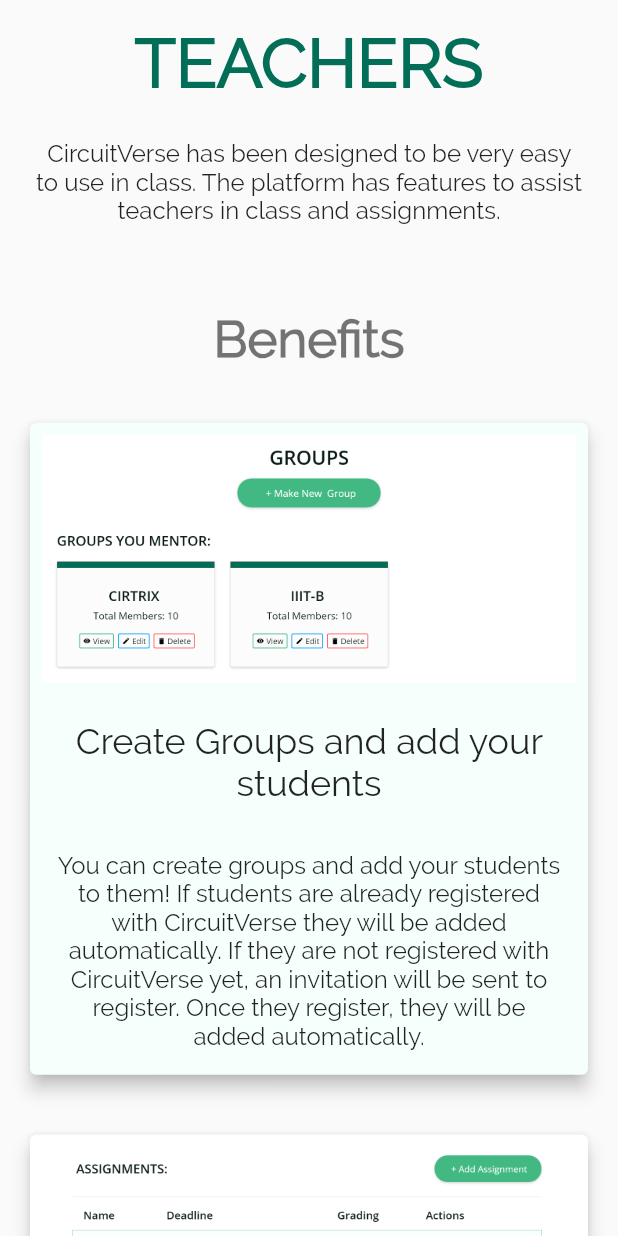
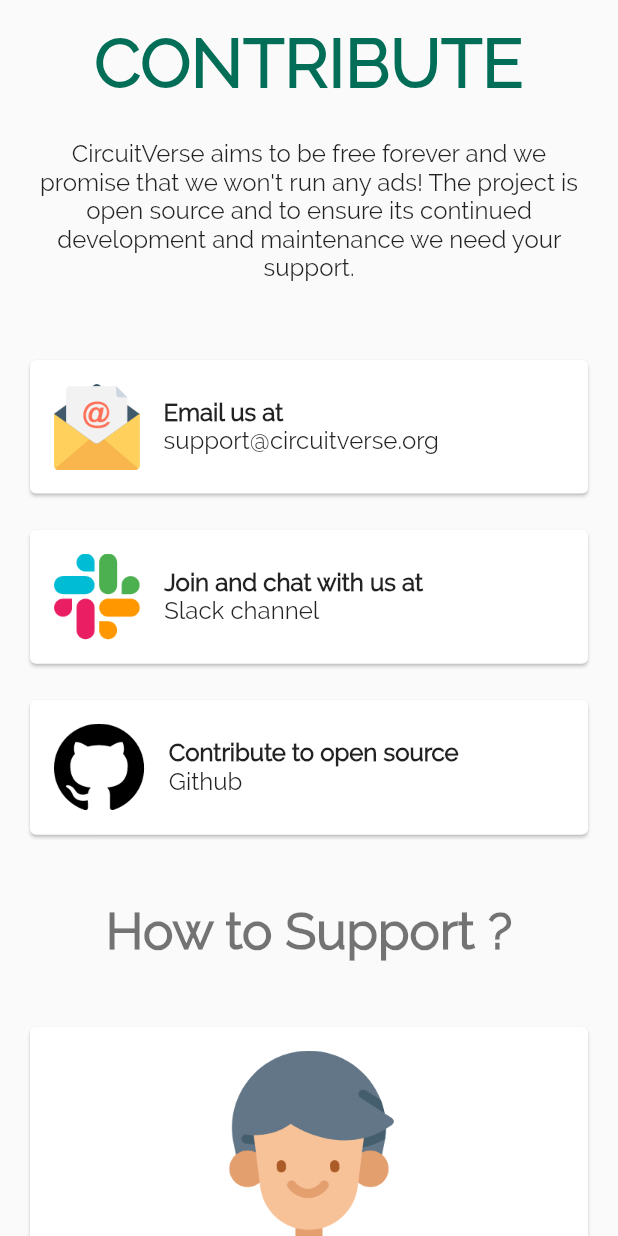
Before and after one commit to Nitish145/CV-Task, a Flutter app: the screen it shows after launch, on a phone screen of 412 x 824 dp. Run offline on Flutter 3.47's test engine with Material 2 defaults, Android fonts, the phone set to English and light mode, and no system bars; our stand-ins replace shared_preferences, timeago, transparent_image.

Commit message:
Adds Contribute page

```diff
--- /dev/null
+++ b/lib/components/contribute_card_donate.dart
@@ -0,0 +1,70 @@
+import 'package:flutter/material.dart';
+import 'package:url_launcher/url_launcher.dart';
+
+class ContributeCardDonate extends StatelessWidget {
+  final String logoPath;
+  final String header;
+  final String url;
+
+  const ContributeCardDonate({
+    Key key,
+    this.logoPath,
+    this.header,
+    this.url,
+  }) : super(key: key);
+
+  _launchURL(String url) async {
+    if (await canLaunch(url)) {
+      await launch(url);
+    } else {
+      throw 'Could not launch $url';
+    }
+  }
+
+  @override
+  Widget build(BuildContext context) {
+    return Padding(
+      padding: const EdgeInsets.symmetric(vertical: 32, horizontal: 8),
+      child: Column(
+        children: <Widget>[
+          Padding(
+            padding: const EdgeInsets.all(16.0),
+            child: Text(
+              header,
+              style: Theme.of(context).textTheme.headline,
+            ),
+          ),
+          GestureDetector(
+            onTap: () async {
+              await _launchURL(url);
+            },
+            child: Container(
+              decoration: BoxDecoration(
+                  border: Border.all(color: Colors.black, width: 2),
+                  borderRadius: BorderRadius.all(Radius.circular(8)),
+                  color: Colors.white,
+                  boxShadow: [
+                    BoxShadow(
+                      color: Colors.grey,
+                      blurRadius: 2.0,
+                      offset:
+                          Offset(2.0, 2.0), // shadow direction: bottom right
+                    )
+                  ]),
+              child: Padding(
+                padding: const EdgeInsets.symmetric(horizontal: 8.0),
+                child: ClipRRect(
+                  borderRadius: BorderRadius.all(Radius.circular(8)),
+                  child: Image.asset(
+                    logoPath,
+                    width: MediaQuery.of(context).size.width / 2,
+                  ),
+                ),
+              ),
+            ),
+          ),
+        ],
+      ),
+    );
+  }
+}
--- /dev/null
+++ b/lib/components/contribute_card_social.dart
@@ -0,0 +1,72 @@
+import 'package:flutter/material.dart';
+import 'package:url_launcher/url_launcher.dart';
+
+class ContributeCardSocial extends StatelessWidget {
+  final String imagePath;
+  final String cardHead;
+  final String cardDescription;
+  final String url;
+
+  const ContributeCardSocial({
+    Key key,
+    this.imagePath,
+    this.cardHead,
+    this.cardDescription,
+    this.url,
+  }) : super(key: key);
+
+  _launchURL(String url) async {
+    if (await canLaunch(url)) {
+      await launch(url);
+    } else {
+      throw 'Could not launch $url';
+    }
+  }
+
+  @override
+  Widget build(BuildContext context) {
+    return GestureDetector(
+      onTap: () async {
+        await _launchURL(url);
+      },
+      child: Padding(
+        padding: const EdgeInsets.symmetric(horizontal: 16, vertical: 8),
+        child: Card(
+          child: Padding(
+            padding: const EdgeInsets.all(8.0),
+            child: Row(
+              children: <Widget>[
+                Padding(
+                  padding: const EdgeInsets.all(8.0),
+                  child: Image.asset(
+                    imagePath,
+                    scale: 2,
+                  ),
+                ),
+                Padding(
+                  padding: const EdgeInsets.all(8.0),
+                  child: Column(
+                    crossAxisAlignment: CrossAxisAlignment.start,
+                    children: <Widget>[
+                      Text(
+                        cardHead,
+                        style: Theme.of(context)
+                            .textTheme
+                            .subhead
+                            .copyWith(fontWeight: FontWeight.bold),
+                      ),
+                      Text(
+                        cardDescription,
+                        style: Theme.of(context).textTheme.subhead,
+                      ),
+                    ],
+                  ),
+                )
+              ],
+            ),
+          ),
+        ),
+      ),
+    );
+  }
+}
--- /dev/null
+++ b/lib/components/contribute_card_support.dart
@@ -0,0 +1,57 @@
+import 'package:flutter/material.dart';
+
+class ContributeCardSupport extends StatelessWidget {
+  final String imagePath;
+  final String cardHead;
+  final List<String> cardDescriptionList;
+
+  const ContributeCardSupport({
+    Key key,
+    this.imagePath,
+    this.cardHead,
+    this.cardDescriptionList,
+  }) : super(key: key);
+
+  @override
+  Widget build(BuildContext context) {
+    return Padding(
+      padding: const EdgeInsets.symmetric(horizontal: 16, vertical: 8),
+      child: Card(
+        child: Padding(
+          padding: const EdgeInsets.all(8.0),
+          child: Column(
+            children: <Widget>[
+              Padding(
+                padding: const EdgeInsets.all(8.0),
+                child: Image.asset(
+                  imagePath,
+                  scale: 2,
+                ),
+              ),
+              Padding(
+                padding: const EdgeInsets.all(8.0),
+                child: Text(
+                  cardHead,
+                  style: Theme.of(context)
+                      .textTheme
+                      .headline
+                      .copyWith(fontWeight: FontWeight.bold),
+                ),
+              ),
+              Padding(
+                padding:
+                    const EdgeInsets.symmetric(horizontal: 16, vertical: 8),
+                child: Text(
+                  cardDescriptionList
+                      .map((x) => "\u2022 $x\n")
+                      .reduce((x, y) => "$x$y"),
+                  style: Theme.of(context).textTheme.subhead,
+                ),
+              )
+            ],
+          ),
+        ),
+      ),
+    );
+  }
+}
--- /dev/null
+++ b/lib/contributors_page.dart
@@ -0,0 +1,123 @@
+import 'package:cv_projects_task/components/contribute_card_donate.dart';
+import 'package:cv_projects_task/components/contribute_card_social.dart';
+import 'package:cv_projects_task/components/contribute_card_support.dart';
+import 'package:flutter/material.dart';
+
+class ContributorsPage extends StatefulWidget {
+  @override
+  _ContributorsPageState createState() => _ContributorsPageState();
+}
+
+class _ContributorsPageState extends State<ContributorsPage> {
+  Widget getHeader() {
+    return Padding(
+      padding: const EdgeInsets.all(16.0),
+      child: Center(
+        child: Column(
+          children: <Widget>[
+            Text(
+              "CONTRIBUTE",
+              style: Theme.of(context).textTheme.display2.copyWith(
+                    fontWeight: FontWeight.bold,
+                    color: Theme.of(context).primaryColorDark,
+                  ),
+              textAlign: TextAlign.center,
+            ),
+            Padding(
+              padding: const EdgeInsets.symmetric(horizontal: 8, vertical: 24),
+              child: Text(
+                "CircuitVerse aims to be free forever and we promise that we won't run any ads! The project is open source and to ensure its continued development and maintenance we need your support.",
+                style: Theme.of(context).textTheme.subhead,
+                textAlign: TextAlign.center,
+              ),
+            ),
+          ],
+        ),
+      ),
+    );
+  }
+
+  Widget getSupportHeader() {
+    return Padding(
+      padding: const EdgeInsets.symmetric(horizontal: 8, vertical: 32),
+      child: Text(
+        "How to Support ?",
+        style: Theme.of(context)
+            .textTheme
+            .display1
+            .copyWith(fontWeight: FontWeight.bold),
+        textAlign: TextAlign.center,
+      ),
+    );
+  }
+
+  @override
+  Widget build(BuildContext context) {
+    return Scaffold(
+      body: SingleChildScrollView(
+        child: Column(
+          children: <Widget>[
+            getHeader(),
+            ContributeCardSocial(
+              imagePath: "assets/images/contribute/email.png",
+              cardHead: "Email us at",
+              cardDescription: "support@circuitverse.org",
+              url: "mailto:support@circuitverse.org",
+            ),
+            ContributeCardSocial(
+              imagePath: "assets/images/contribute/slack.png",
+              cardHead: "Join and chat with us at",
+              cardDescription: "Slack channel",
+              url:
+                  "https://join.slack.com/t/circuitverse-team/shared_invite/enQtNjc4MzcyNDE5OTA3LTdjYTM5NjFiZWZlZGI2MmU1MmYzYzczNmZlZDg5MjYxYmQ4ODRjMjQxM2UyMWI5ODUzODQzMDU2ZDEzNjI4NmE",
+            ),
+            ContributeCardSocial(
+              imagePath: "assets/images/contribute/github.png",
+              cardHead: "Contribute to open source",
+              cardDescription: "Github",
+              url: "https://github.com/CircuitVerse",
+            ),
+            getSupportHeader(),
+            ContributeCardSupport(
+              imagePath: "assets/images/contribute/person.png",
+              cardHead: "I am a Student",
+              cardDescriptionList: [
+                "Create amazing circuits and share on the platform",
+                "Find and report bugs. Become a bug hunter",
+                "Introduce the platform to your buddie"
+              ],
+            ),
+            ContributeCardSupport(
+              imagePath: "assets/images/contribute/professor.png",
+              cardHead: "I am a Teacher",
+              cardDescriptionList: [
+                "Introduce the platform to your students",
+                "Promote the platform within your circles",
+                "Create exciting educational content using CircuitVerse"
+              ],
+            ),
+            ContributeCardSupport(
+              imagePath: "assets/images/contribute/person.png",
+              cardHead: "I am a Developer",
+              cardDescriptionList: [
+                "Contribute to the OpenSource projects",
+                "Add and propose new features to the projects",
+                "Find and fix bugs in the CircuitVerse projects"
+              ],
+            ),
+            ContributeCardDonate(
+              logoPath: "assets/images/contribute/patreon-logo.png",
+              header: "Become a Patreon",
+              url: "https://www.patreon.com/CircuitVerse",
+            ),
+            ContributeCardDonate(
+              logoPath: "assets/images/contribute/paypal-logo.jpg",
+              header: "Donate through PayPal",
+              url: "https://www.paypal.me/satviksr",
+            )
+          ],
+        ),
+      ),
+    );
+  }
+}
--- a/lib/main.dart
+++ b/lib/main.dart
@@ -1,4 +1,5 @@
 import 'package:cv_projects_task/components/teachers_card.dart';
+import 'package:cv_projects_task/contributors_page.dart';
 import 'package:cv_projects_task/globals.dart';
 import 'package:cv_projects_task/home_page.dart';
 import 'package:cv_projects_task/teachers_page.dart';
@@ -21,7 +22,7 @@ class MyApp extends StatelessWidget {
         cursorColor: Color.fromRGBO(66, 185, 131, 1),
         fontFamily: 'Raleway',
       ),
-      home: SafeArea(child: TeachersPage()),
+      home: SafeArea(child: ContributorsPage()),
     );
   }
 }
--- a/pubspec.yaml
+++ b/pubspec.yaml
@@ -27,6 +27,7 @@ dependencies:
   timeago:
   flutter_svg:
   shared_preferences:
+  url_launcher:
 
 dev_dependencies:
   flutter_test:
@@ -43,6 +44,7 @@ flutter:
   assets:
     - assets/images/homepage/
     - assets/images/teachers/
+    - assets/images/contribute/
     - assets/images/logos/
     - assets/images/SVGs/
     - assets/images/sign_in.png
```
Also changed, not shown: assets/images/contribute/email.png (added), assets/images/contribute/github.png (added), assets/images/contribute/patreon-logo.png (added), assets/images/contribute/paypal-logo.jpg (renamed from assets/images/logos/paypal-logo.jpg), assets/images/contribute/person.png (added), assets/images/contribute/professor.png (added), assets/images/contribute/slack.png (added), assets/images/logos/patreon-logo.png (deleted), pubspec.lock.
